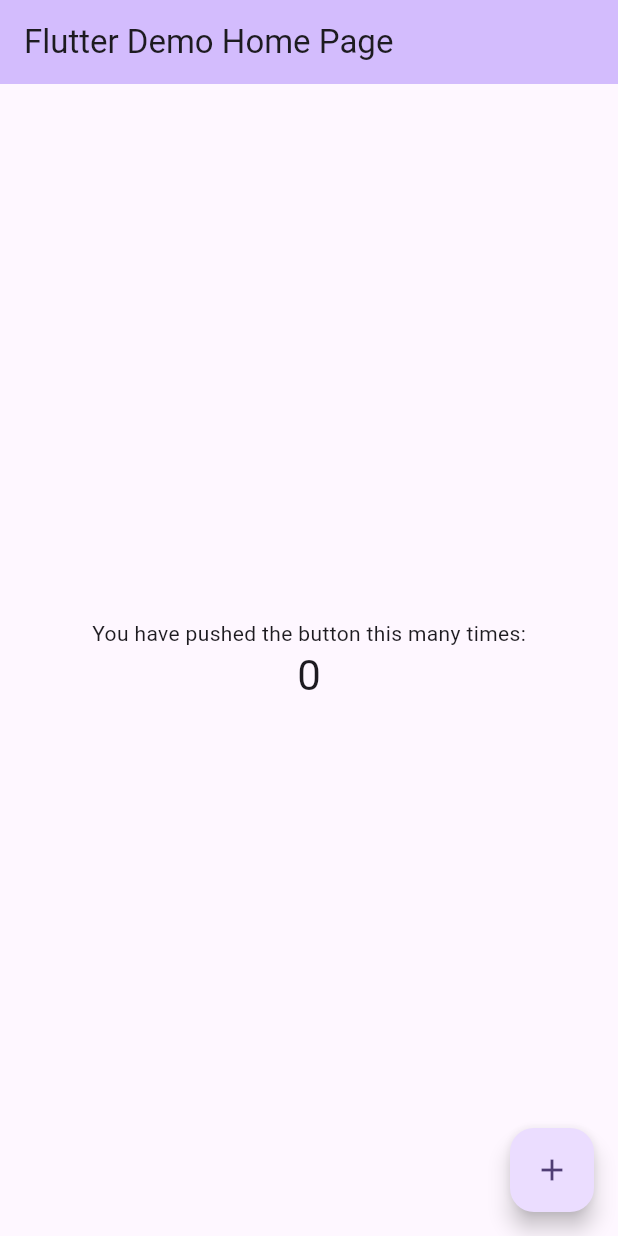
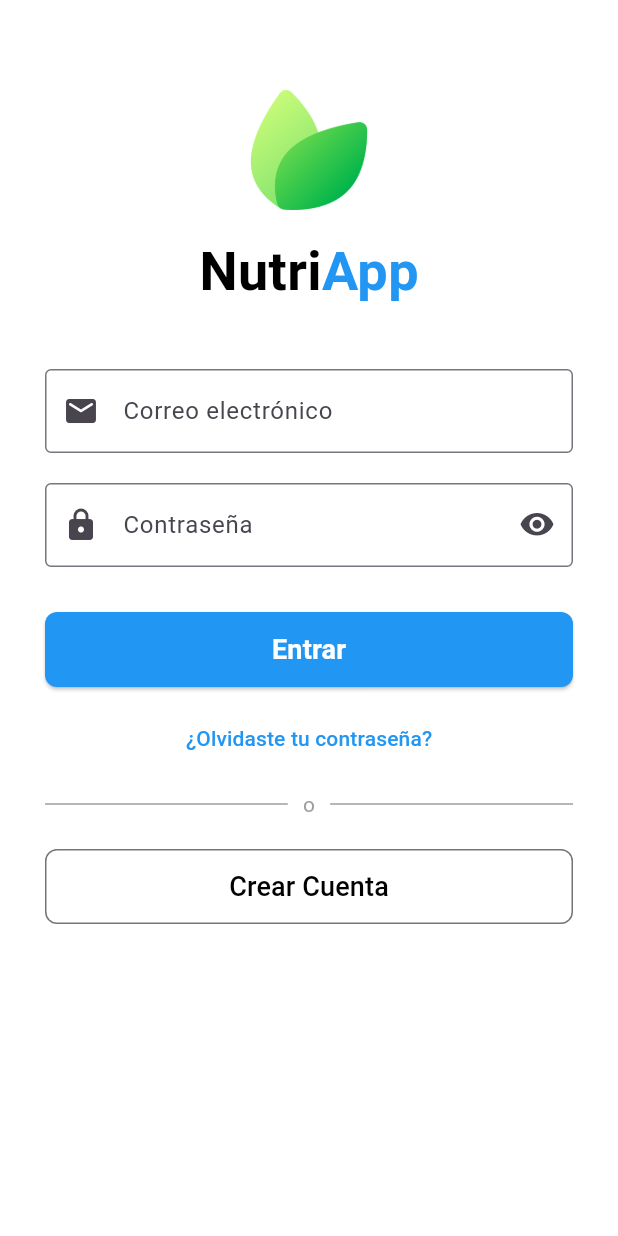
Before and after one commit to Mauop07/NutriApp, a Flutter app: the screen it shows after launch, on a phone screen of 412 x 824 dp. Run offline on Flutter 3.47's test engine with Material 3 defaults, Android fonts, the phone set to English and light mode, and no system bars.

Commit message:
feat(auth): implementacion de vistas de login y registro en flutter

```diff
--- a/nutri_app/lib/main.dart
+++ b/nutri_app/lib/main.dart
@@ -1,122 +1,274 @@
 import 'package:flutter/material.dart';
 
 void main() {
-  runApp(const MyApp());
+  runApp(const NutriApp());
 }
 
-class MyApp extends StatelessWidget {
-  const MyApp({super.key});
+class NutriApp extends StatelessWidget {
+  const NutriApp({super.key});
 
-  // This widget is the root of your application.
   @override
   Widget build(BuildContext context) {
-    return MaterialApp(
-      title: 'Flutter Demo',
-      theme: ThemeData(
-        // This is the theme of your application.
-        //
-        // TRY THIS: Try running your application with "flutter run". You'll see
-        // the application has a purple toolbar. Then, without quitting the app,
-        // try changing the seedColor in the colorScheme below to Colors.green
-        // and then invoke "hot reload" (save your changes or press the "hot
-        // reload" button in a Flutter-supported IDE, or press "r" if you used
-        // the command line to start the app).
-        //
-        // Notice that the counter didn't reset back to zero; the application
-        // state is not lost during the reload. To reset the state, use hot
-        // restart instead.
-        //
-        // This works for code too, not just values: Most code changes can be
-        // tested with just a hot reload.
-        colorScheme: .fromSeed(seedColor: Colors.deepPurple),
-      ),
-      home: const MyHomePage(title: 'Flutter Demo Home Page'),
+    return const MaterialApp(
+      debugShowCheckedModeBanner: false,
+      home: PantallaLogin(),
     );
   }
 }
 
-class MyHomePage extends StatefulWidget {
-  const MyHomePage({super.key, required this.title});
-
-  // This widget is the home page of your application. It is stateful, meaning
-  // that it has a State object (defined below) that contains fields that affect
-  // how it looks.
-
-  // This class is the configuration for the state. It holds the values (in this
-  // case the title) provided by the parent (in this case the App widget) and
-  // used by the build method of the State. Fields in a Widget subclass are
-  // always marked "final".
-
-  final String title;
-
-  @override
-  State<MyHomePage> createState() => _MyHomePageState();
-}
-
-class _MyHomePageState extends State<MyHomePage> {
-  int _counter = 0;
-
-  void _incrementCounter() {
-    setState(() {
-      // This call to setState tells the Flutter framework that something has
-      // changed in this State, which causes it to rerun the build method below
-      // so that the display can reflect the updated values. If we changed
-      // _counter without calling setState(), then the build method would not be
-      // called again, and so nothing would appear to happen.
-      _counter++;
-    });
-  }
+// ==========================================
+// PANTALLA DE LOGIN
+// ==========================================
+class PantallaLogin extends StatelessWidget {
+  const PantallaLogin({super.key});
 
   @override
   Widget build(BuildContext context) {
-    // This method is rerun every time setState is called, for instance as done
-    // by the _incrementCounter method above.
-    //
-    // The Flutter framework has been optimized to make rerunning build methods
-    // fast, so that you can just rebuild anything that needs updating rather
-    // than having to individually change instances of widgets.
     return Scaffold(
-      appBar: AppBar(
-        // TRY THIS: Try changing the color here to a specific color (to
-        // Colors.amber, perhaps?) and trigger a hot reload to see the AppBar
-        // change color while the other colors stay the same.
-        backgroundColor: Theme.of(context).colorScheme.inversePrimary,
-        // Here we take the value from the MyHomePage object that was created by
-        // the App.build method, and use it to set our appbar title.
-        title: Text(widget.title),
-      ),
-      body: Center(
-        // Center is a layout widget. It takes a single child and positions it
-        // in the middle of the parent.
-        child: Column(
-          // Column is also a layout widget. It takes a list of children and
-          // arranges them vertically. By default, it sizes itself to fit its
-          // children horizontally, and tries to be as tall as its parent.
-          //
-          // Column has various properties to control how it sizes itself and
-          // how it positions its children. Here we use mainAxisAlignment to
-          // center the children vertically; the main axis here is the vertical
-          // axis because Columns are vertical (the cross axis would be
-          // horizontal).
-          //
-          // TRY THIS: Invoke "debug painting" (choose the "Toggle Debug Paint"
-          // action in the IDE, or press "p" in the console), to see the
-          // wireframe for each widget.
-          mainAxisAlignment: .center,
-          children: [
-            const Text('You have pushed the button this many times:'),
-            Text(
-              '$_counter',
-              style: Theme.of(context).textTheme.headlineMedium,
-            ),
-          ],
+      backgroundColor: Colors.white,
+      body: SafeArea(
+        child: SingleChildScrollView(
+          // Agregado para evitar errores si el teclado se abre
+          padding: const EdgeInsets.symmetric(horizontal: 30.0, vertical: 60.0),
+          child: Column(
+            mainAxisAlignment: MainAxisAlignment.center,
+            children: [
+              // Logo
+              Image.asset('assets/icon_login_leaf.png', height: 80),
+              const SizedBox(height: 15),
+
+              // Título
+              const Row(
+                mainAxisAlignment: MainAxisAlignment.center,
+                children: [
+                  Text(
+                    'Nutri',
+                    style: TextStyle(
+                      fontSize: 36,
+                      fontWeight: FontWeight.bold,
+                      color: Colors.black,
+                    ),
+                  ),
+                  Text(
+                    'App',
+                    style: TextStyle(
+                      fontSize: 36,
+                      fontWeight: FontWeight.bold,
+                      color: Colors.blue,
+                    ),
+                  ),
+                ],
+              ),
+              const SizedBox(height: 40),
+
+              // Input: Correo electrónico
+              const TextField(
+                decoration: InputDecoration(
+                  hintText: 'Correo electrónico',
+                  prefixIcon: Icon(Icons.email_rounded),
+                  border: OutlineInputBorder(),
+                ),
+              ),
+              const SizedBox(height: 20),
+
+              // Input: Contraseña
+              const TextField(
+                obscureText: true,
+                decoration: InputDecoration(
+                  hintText: 'Contraseña',
+                  prefixIcon: Icon(Icons.lock_rounded),
+                  suffixIcon: Icon(Icons.visibility_rounded),
+                  border: OutlineInputBorder(),
+                ),
+              ),
+              const SizedBox(height: 30),
+
+              // Botón: Entrar
+              SizedBox(
+                width: double.infinity,
+                height: 50,
+                child: ElevatedButton(
+                  onPressed: () {},
+                  style: ElevatedButton.styleFrom(
+                    backgroundColor: Colors.blue,
+                    foregroundColor: Colors.white,
+                    shape: RoundedRectangleBorder(
+                      borderRadius: BorderRadius.circular(8),
+                    ),
+                  ),
+                  child: const Text(
+                    'Entrar',
+                    style: TextStyle(fontSize: 18, fontWeight: FontWeight.bold),
+                  ),
+                ),
+              ),
+              const SizedBox(height: 10),
+
+              // Enlace: Recuperar contraseña
+              TextButton(
+                onPressed: () {},
+                child: const Text(
+                  '¿Olvidaste tu contraseña?',
+                  style: TextStyle(
+                    color: Colors.blue,
+                    fontWeight: FontWeight.w500,
+                  ),
+                ),
+              ),
+              const SizedBox(height: 10),
+
+              // Separador visual
+              const Row(
+                children: [
+                  Expanded(child: Divider(color: Colors.grey)),
+                  Padding(
+                    padding: EdgeInsets.symmetric(horizontal: 10),
+                    child: Text('o', style: TextStyle(color: Colors.grey)),
+                  ),
+                  Expanded(child: Divider(color: Colors.grey)),
+                ],
+              ),
+              const SizedBox(height: 20),
+
+              // Botón: Crear Cuenta
+              SizedBox(
+                width: double.infinity,
+                height: 50,
+                child: OutlinedButton(
+                  onPressed: () {
+                    // Esta es la instrucción que abre la pantalla de registro
+                    Navigator.push(
+                      context,
+                      MaterialPageRoute(
+                        builder: (context) => const PantallaRegistro(),
+                      ),
+                    );
+                  },
+                  style: OutlinedButton.styleFrom(
+                    foregroundColor: Colors.black,
+                    side: const BorderSide(color: Colors.black54),
+                    shape: RoundedRectangleBorder(
+                      borderRadius: BorderRadius.circular(8),
+                    ),
+                  ),
+                  child: const Text(
+                    'Crear Cuenta',
+                    style: TextStyle(fontSize: 18),
+                  ),
+                ),
+              ),
+            ],
+          ),
         ),
-      ),
-      floatingActionButton: FloatingActionButton(
-        onPressed: _incrementCounter,
-        tooltip: 'Increment',
-        child: const Icon(Icons.add),
       ),
     );
   }
 }
+
+// ==========================================
+// PANTALLA DE REGISTRO
+// ==========================================
+class PantallaRegistro extends StatelessWidget {
+  const PantallaRegistro({super.key});
+
+  @override
+  Widget build(BuildContext context) {
+    return Scaffold(
+      backgroundColor: Colors.white,
+      body: SafeArea(
+        child: SingleChildScrollView(
+          padding: const EdgeInsets.symmetric(horizontal: 30.0, vertical: 60.0),
+          child: Column(
+            mainAxisAlignment: MainAxisAlignment.center,
+            children: [
+              const SizedBox(height: 20),
+              // Título
+              const Text(
+                'Crear Cuenta',
+                style: TextStyle(
+                  fontSize: 32,
+                  fontWeight: FontWeight.bold,
+                  color: Colors.black,
+                ),
+              ),
+              const SizedBox(height: 10),
+              const Text(
+                'Por favor, completa los siguientes campos.',
+                style: TextStyle(fontSize: 16, color: Colors.grey),
+                textAlign: TextAlign.center,
+              ),
+              const SizedBox(height: 40),
+
+              // Input: Nombre
+              const TextField(
+                decoration: InputDecoration(
+                  hintText: 'Nombre completo',
+                  prefixIcon: Icon(Icons.person_rounded),
+                  border: OutlineInputBorder(),
+                ),
+              ),
+              const SizedBox(height: 20),
+
+              // Input: Correo electrónico
+              const TextField(
+                decoration: InputDecoration(
+                  hintText: 'Correo electrónico',
+                  prefixIcon: Icon(Icons.email_rounded),
+                  border: OutlineInputBorder(),
+                ),
+              ),
+              const SizedBox(height: 20),
+
+              // Input: Contraseña
+              const TextField(
+                obscureText: true,
+                decoration: InputDecoration(
+                  hintText: 'Contraseña',
+                  prefixIcon: Icon(Icons.lock_rounded),
+                  suffixIcon: Icon(Icons.visibility_rounded),
+                  border: OutlineInputBorder(),
+                ),
+              ),
+              const SizedBox(height: 30),
+
+              // Botón: Registrate
+              SizedBox(
+                width: double.infinity,
+                height: 50,
+                child: ElevatedButton(
+                  onPressed: () {},
+                  style: ElevatedButton.styleFrom(
+                    backgroundColor: Colors.green,
+                    foregroundColor: Colors.white,
+                    shape: RoundedRectangleBorder(
+                      borderRadius: BorderRadius.circular(8),
+                    ),
+                  ),
+                  child: const Text(
+                    'Registrarse',
+                    style: TextStyle(fontSize: 18, fontWeight: FontWeight.bold),
+                  ),
+                ),
+              ),
+              const SizedBox(height: 20),
+
+              // Enlace: Volver al login
+              TextButton(
+                onPressed: () {
+                  Navigator.pop(context); // Regresa a la pantalla anterior
+                },
+                child: const Text(
+                  '¿Ya tienes cuenta? Inicia sesión',
+                  style: TextStyle(
+                    color: Colors.blue,
+                    fontWeight: FontWeight.w500,
+                  ),
+                ),
+              ),
+            ],
+          ),
+        ),
+      ),
+    );
+  }
+}
--- a/nutri_app/pubspec.yaml
+++ b/nutri_app/pubspec.yaml
@@ -58,7 +58,8 @@ flutter:
   uses-material-design: true
 
   # To add assets to your application, add an assets section, like this:
-  # assets:
+  assets:
+      - assets/icon_login_leaf.png
   #   - images/a_dot_burr.jpeg
   #   - images/a_dot_ham.jpeg
 
```
Also changed, not shown: nutri_app/assets/icon_login_leaf.png (added).
